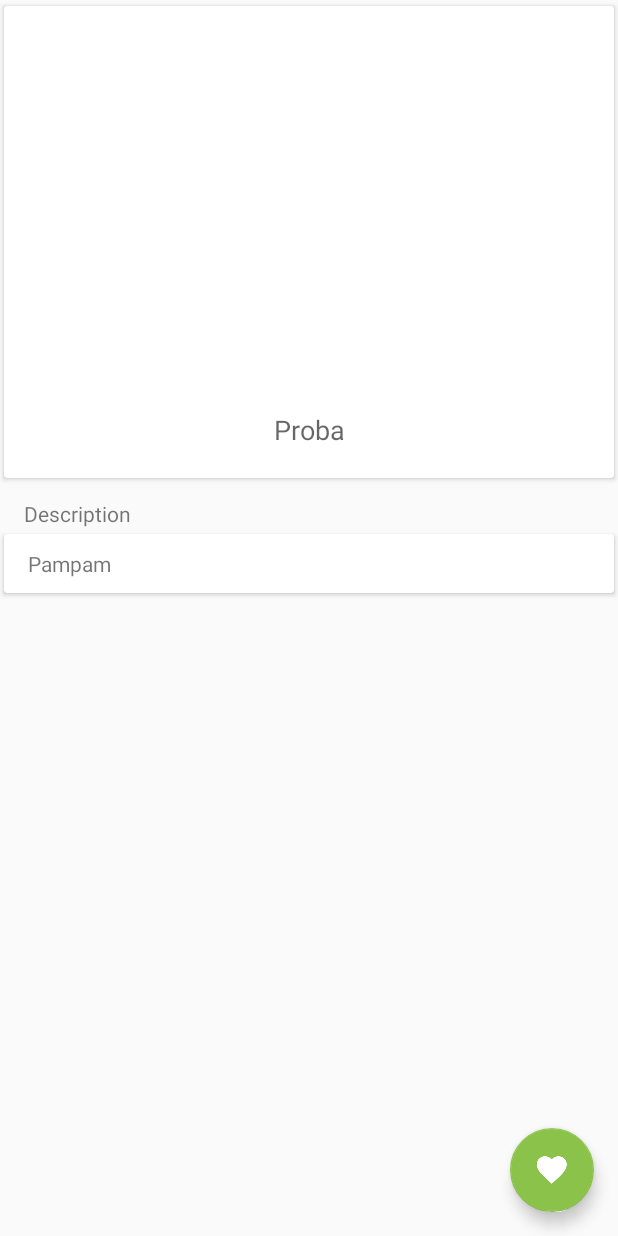
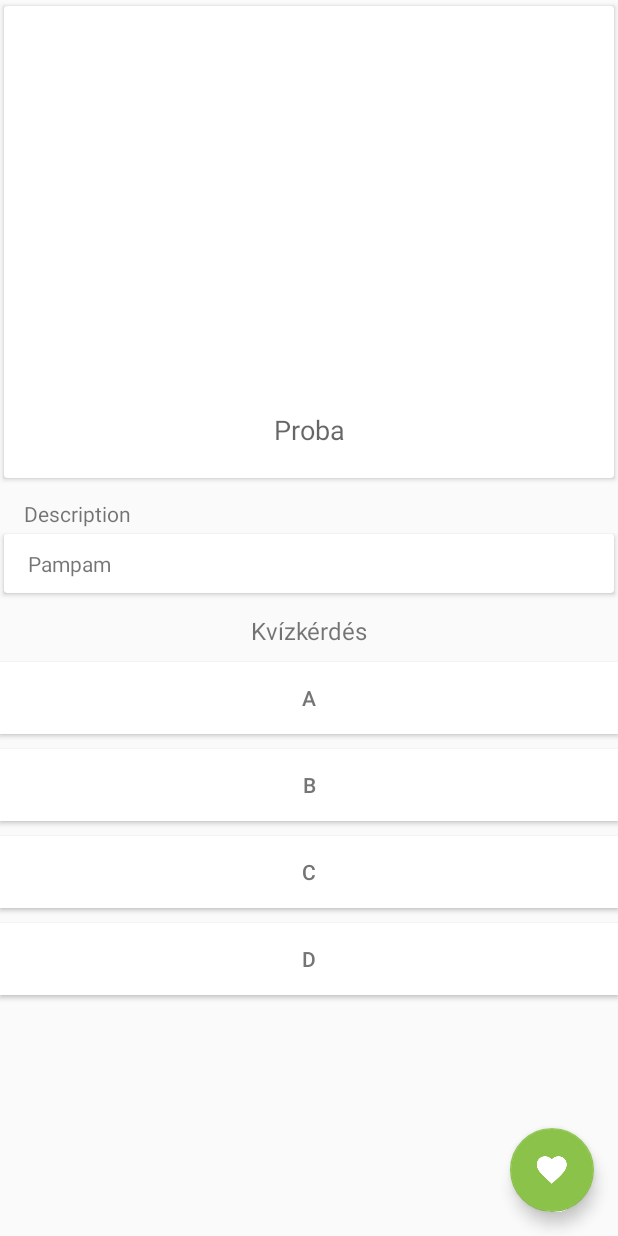
Before and after one commit to davidka95/museum_android, an Android app: the layout fragment_explorer.xml on its own in the app's theme, with its tools: preview values and no code run, on a phone screen of 412 x 824 dp. Run offline under Robolectric (Android 15) with nearby library versions, the phone set to English and light mode, and no system bars; plain views replace KenBurnsView.

Commit message:
add quiz to Explorer Fragment

```diff
--- a/app/src/main/java/hu/bme/aut/exhibitionexplorer/MainActivity.java
+++ b/app/src/main/java/hu/bme/aut/exhibitionexplorer/MainActivity.java
@@ -172,7 +172,7 @@ public class MainActivity extends AppCompatActivity
             setNavigationViewTitle(R.id.nav_explore);
             nearestIBeacon = null;
             if (exhibition != null) {
-                //showFragmentWithNoBackStack(new Fragment(), null);
+                showFragmentWithNoBackStack(new Fragment(), null);
             } else {
                 showFragmentWithNoBackStack(new NullExhibitionFragment(), NullExhibitionFragment.TAG);
             }
--- a/app/src/main/res/layout/fragment_explorer.xml
+++ b/app/src/main/res/layout/fragment_explorer.xml
@@ -64,6 +64,48 @@
                     tools:text="Pampam" />
             </android.support.v7.widget.CardView>
 
+            <TextView
+                android:id="@+id/tvQuizQuestion"
+                android:layout_width="match_parent"
+                android:layout_height="wrap_content"
+                android:textSize="16sp"
+                android:layout_marginTop="10dp"
+                android:gravity="center_horizontal"
+                android:text="Kvízkérdés" />
+
+            <Button  android:id="@+id/btnAnswerA"
+                android:layout_marginTop="10dp"
+                android:textColor="@color/secondary_text"
+                android:background="@android:color/white"
+                android:layout_width="match_parent"
+                android:layout_height="match_parent"
+                tools:text="A"/>
+
+            <Button  android:id="@+id/btnAnswerB"
+                android:layout_marginTop="10dp"
+                android:textColor="@color/secondary_text"
+                android:background="@android:color/white"
+                android:layout_width="match_parent"
+                android:layout_height="match_parent"
+                tools:text="B"/>
+
+            <Button  android:id="@+id/btnAnswerC"
+                android:layout_marginTop="10dp"
+                android:textColor="@color/secondary_text"
+                android:background="@android:color/white"
+                android:layout_width="match_parent"
+                android:layout_height="match_parent"
+                tools:text="C"/>
+
+            <Button  android:id="@+id/btnAnswerD"
+                android:layout_marginTop="10dp"
+                android:layout_marginBottom="10dp"
+                android:textColor="@color/secondary_text"
+                android:background="@android:color/white"
+                android:layout_width="match_parent"
+                android:layout_height="match_parent"
+                tools:text="D"/>
+
         </LinearLayout>
 
     </android.support.v4.widget.NestedScrollView>
@@ -77,4 +119,5 @@
         android:src="@drawable/ic_favorite"
         app:fabSize="normal" />
 
+
 </android.support.design.widget.CoordinatorLayout>
--- a/app/src/main/res/values/colors.xml
+++ b/app/src/main/res/values/colors.xml
@@ -10,4 +10,6 @@
     <color name="divider">#BDBDBD</color>
     <color name="half_white">#7dffffff</color>
     <color name="transparent_grey">#4b000000</color>
+    <color name="correct_answer">#8BC34A</color>
+    <color name="in_correct_answer">#bf360c</color>
 </resources>
```
Also changed, not shown: app/src/main/java/hu/bme/aut/exhibitionexplorer/fragment/ExplorerFragment.java (+83 -1 lines), app/src/main/java/hu/bme/aut/exhibitionexplorer/quiz/QuizHelper.java (+49 -6 lines).
